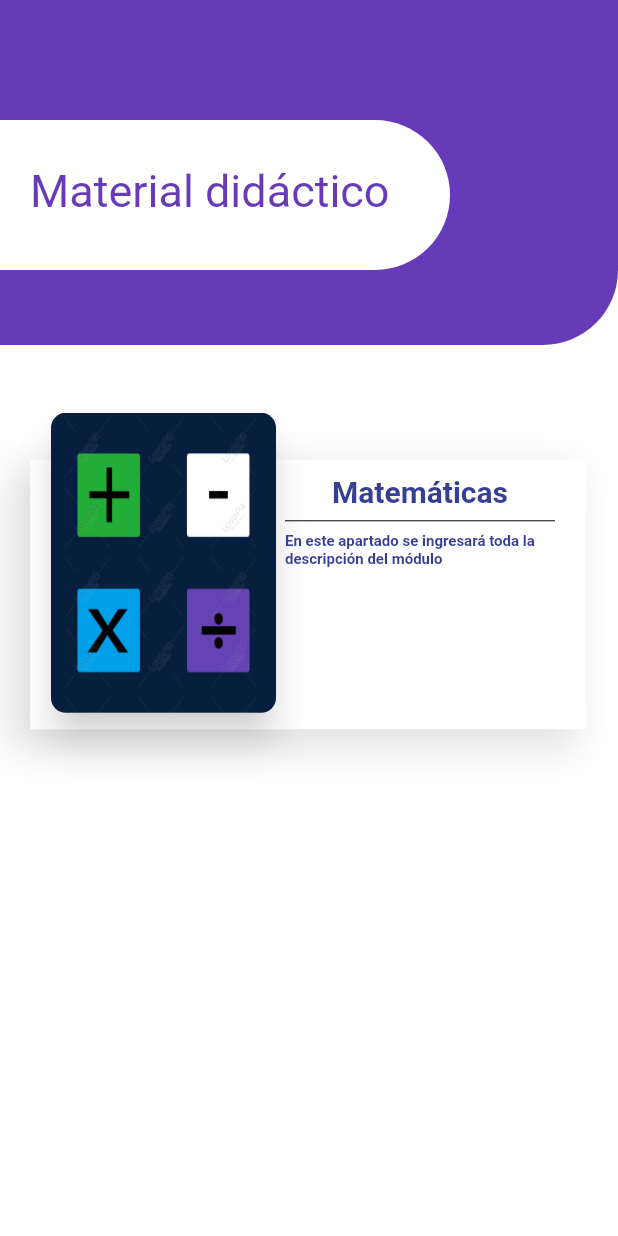
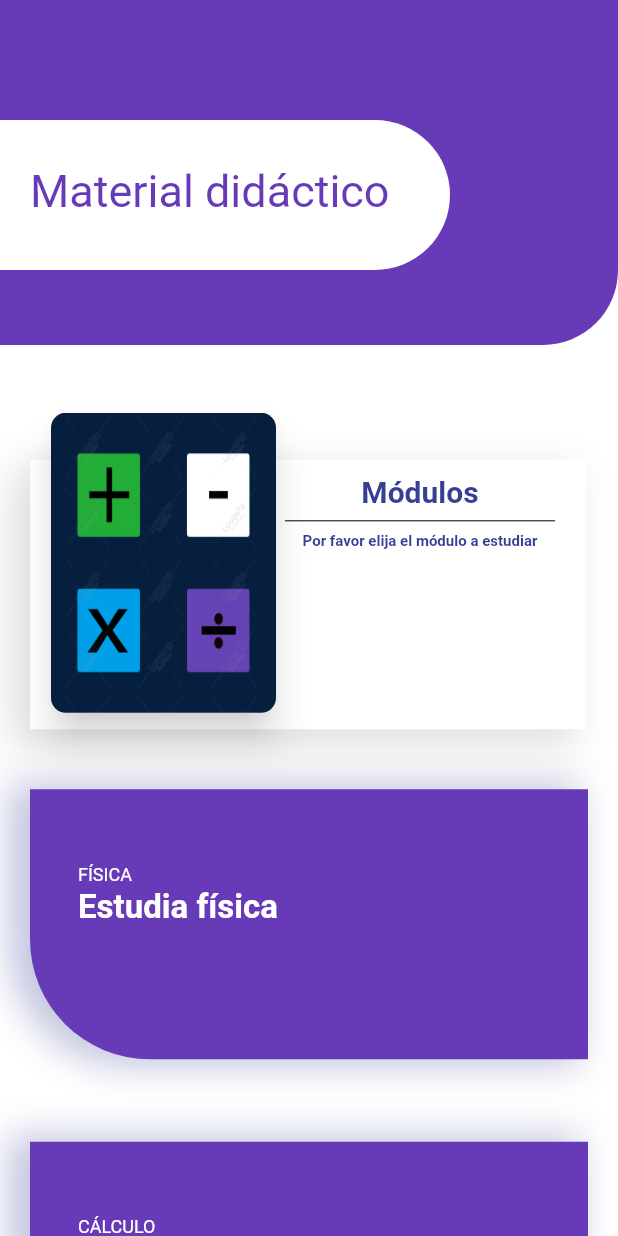
Before and after one commit to brandonrdgz/exaa_2, a Flutter app: the screen it shows after launch, on a phone screen of 412 x 824 dp. Run offline on Flutter 3.47's test engine with Material 2 defaults, Android fonts, the phone set to English and light mode, and no system bars.

Commit message:
first version of the learning page design

```diff
--- a/lib/pages/learning_page.dart
+++ b/lib/pages/learning_page.dart
@@ -111,7 +111,7 @@ class _LearningPageState extends State<LearningPage> {
                       child: Column(
                         children: <Widget>[
                           Text(
-                            'Matemáticas',
+                            'Módulos',
                             style: TextStyle(
                                 fontSize: 20,
                                 color: Color(0xFF363f93),
@@ -121,7 +121,7 @@ class _LearningPageState extends State<LearningPage> {
                             color: Colors.black,
                           ),
                           Text(
-                            'En este apartado se ingresará toda la descripción del módulo',
+                            'Por favor elija el módulo a estudiar',
                             style: TextStyle(
                                 fontSize: 10,
                                 color: Color(0xFF363f93),
@@ -132,7 +132,98 @@ class _LearningPageState extends State<LearningPage> {
                     ))
               ],
             ),
-          )
+          ),
+          Expanded(
+              child: MediaQuery.removePadding(
+            context: context,
+            removeTop: true,
+            child: ListView(
+              children: <Widget>[
+                Container(
+                  margin: const EdgeInsets.only(bottom: 10, top: 25),
+                  height: 200,
+                  padding:
+                      const EdgeInsets.only(left: 20, right: 20, bottom: 20),
+                  child: Container(
+                    decoration: BoxDecoration(
+                        color: color,
+                        borderRadius: BorderRadius.only(
+                          bottomLeft: Radius.circular(80),
+                        ),
+                        boxShadow: [
+                          new BoxShadow(
+                              color: Color(0xFF363f93).withOpacity(0.3),
+                              offset: new Offset(-10, 0),
+                              blurRadius: 20,
+                              spreadRadius: 4)
+                        ]),
+                    padding:
+                        const EdgeInsets.only(left: 32, top: 50, bottom: 50),
+                    child: Column(
+                      crossAxisAlignment: CrossAxisAlignment.start,
+                      children: <Widget>[
+                        Text(
+                          'FÍSICA',
+                          style: TextStyle(color: Colors.white, fontSize: 12),
+                        ),
+                        SizedBox(
+                          height: 2,
+                        ),
+                        Text(
+                          'Estudia física',
+                          style: TextStyle(
+                              color: Colors.white,
+                              fontSize: 22,
+                              fontWeight: FontWeight.bold),
+                        )
+                      ],
+                    ),
+                  ),
+                ),
+                Container(
+                  margin: const EdgeInsets.only(bottom: 10, top: 25),
+                  height: 200,
+                  padding:
+                      const EdgeInsets.only(left: 20, right: 20, bottom: 20),
+                  child: Container(
+                    decoration: BoxDecoration(
+                        color: color,
+                        borderRadius: BorderRadius.only(
+                          bottomLeft: Radius.circular(80),
+                        ),
+                        boxShadow: [
+                          new BoxShadow(
+                              color: Color(0xFF363f93).withOpacity(0.3),
+                              offset: new Offset(-10, 0),
+                              blurRadius: 20,
+                              spreadRadius: 4)
+                        ]),
+                    padding:
+                        const EdgeInsets.only(left: 32, top: 50, bottom: 50),
+                    child: Column(
+                      crossAxisAlignment: CrossAxisAlignment.start,
+                      children: <Widget>[
+                        Text(
+                          'CÁLCULO',
+                          style: TextStyle(color: Colors.white, fontSize: 12),
+                        ),
+                        SizedBox(
+                          height: 2,
+                        ),
+                        Text(
+                          'Estudia cálculo',
+                          style: TextStyle(
+                              color: Colors.white,
+                              fontSize: 22,
+                              fontWeight: FontWeight.bold),
+                        )
+                      ],
+                    ),
+                  ),
+                )
+              ],
+            ),
+          ))
         ],
       ),
     );
```
